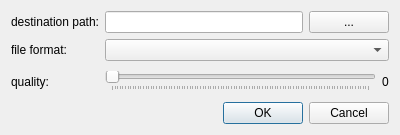
Old version of the form cexportdialog.ui in the repository birkeh/pictureConvert.
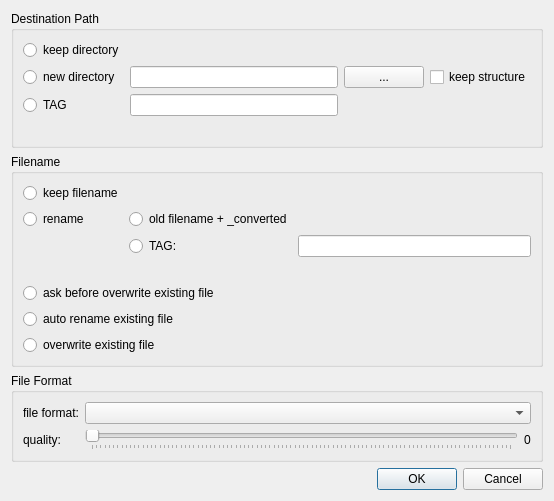
New version of the form.

The edit to the form file:
```diff
--- a/cexportdialog.ui
+++ b/cexportdialog.ui
@@ -6,47 +6,188 @@
    <rect>
     <x>0</x>
     <y>0</y>
-    <width>400</width>
-    <height>135</height>
+    <width>554</width>
+    <height>466</height>
    </rect>
   </property>
   <property name="windowTitle">
    <string>Dialog</string>
   </property>
+  <layout class="QGridLayout" name="gridLayout_6">
+   <item row="0" column="0">
+    <layout class="QVBoxLayout" name="verticalLayout">
+     <item>
+      <widget class="QGroupBox" name="groupBox">
+       <property name="title">
+        <string>Destination Path</string>
+       </property>
+       <layout class="QGridLayout" name="gridLayout_7">
+        <item row="0" column="0">
   <layout class="QGridLayout" name="gridLayout_2">
+          <item row="1" column="2">
+           <widget class="QPushButton" name="m_lpDestinationPathBrowse">
+            <property name="text">
+             <string>...</string>
+            </property>
+           </widget>
+          </item>
+          <item row="1" column="3">
+           <widget class="QCheckBox" name="m_lpKeepStructure">
+            <property name="text">
+             <string>keep structure</string>
+            </property>
+           </widget>
+          </item>
    <item row="0" column="0">
-    <layout class="QGridLayout" name="gridLayout" columnstretch="0,0">
+           <widget class="QRadioButton" name="m_lpKeepDirectory">
+            <property name="text">
+             <string>keep directory</string>
+            </property>
+            <attribute name="buttonGroup">
+             <string notr="true">m_lpDirectoryMethod</string>
+            </attribute>
+           </widget>
+          </item>
+          <item row="2" column="1">
+           <widget class="QLineEdit" name="m_lpDestinationPathTag"/>
+          </item>
      <item row="2" column="0">
-      <widget class="QLabel" name="label_3">
+           <widget class="QRadioButton" name="m_lpNewDirectoryTag">
        <property name="text">
-        <string>quality:</string>
-       </property>
+             <string>TAG</string>
+            </property>
+            <attribute name="buttonGroup">
+             <string notr="true">m_lpDirectoryMethod</string>
+            </attribute>
       </widget>
      </item>
      <item row="1" column="0">
-      <widget class="QLabel" name="label_2">
+           <widget class="QRadioButton" name="m_lpNewDirectory">
        <property name="text">
-        <string>file format:</string>
-       </property>
-       <property name="buddy">
-        <cstring>m_lpFileFormat</cstring>
-       </property>
+             <string>new directory</string>
+            </property>
+            <attribute name="buttonGroup">
+             <string notr="true">m_lpDirectoryMethod</string>
+            </attribute>
       </widget>
      </item>
      <item row="1" column="1">
-      <widget class="QComboBox" name="m_lpFileFormat"/>
-     </item>
+           <widget class="QLineEdit" name="m_lpDestinationPath"/>
+          </item>
+          <item row="3" column="1">
+           <widget class="QLabel" name="m_lpPathTagHelp">
+            <property name="text">
+             <string/>
+            </property>
+           </widget>
+          </item>
+         </layout>
+        </item>
+       </layout>
+      </widget>
+     </item>
+     <item>
+      <widget class="QGroupBox" name="groupBox_2">
+       <property name="title">
+        <string>Filename</string>
+       </property>
+       <layout class="QGridLayout" name="gridLayout_4">
      <item row="0" column="0">
-      <widget class="QLabel" name="label">
+         <layout class="QGridLayout" name="gridLayout_3">
+          <item row="7" column="0" colspan="3">
+           <widget class="QRadioButton" name="m_lpFileOverwrite">
        <property name="text">
-        <string>destination path:</string>
-       </property>
-       <property name="buddy">
-        <cstring>m_lpDestinationPath</cstring>
-       </property>
+             <string>overwrite existing file</string>
+            </property>
+            <attribute name="buttonGroup">
+             <string notr="true">m_lpFileOverwriteMethod</string>
+            </attribute>
       </widget>
      </item>
      <item row="2" column="1">
+           <widget class="QRadioButton" name="m_lpFilenameTag">
+            <property name="text">
+             <string>TAG:</string>
+            </property>
+            <attribute name="buttonGroup">
+             <string notr="true">m_lpFilenameAdd</string>
+            </attribute>
+           </widget>
+          </item>
+          <item row="1" column="1">
+           <widget class="QRadioButton" name="m_lpFilenamePlusConverted">
+            <property name="text">
+             <string>old filename + _converted</string>
+            </property>
+            <attribute name="buttonGroup">
+             <string notr="true">m_lpFilenameAdd</string>
+            </attribute>
+           </widget>
+          </item>
+          <item row="0" column="0">
+           <widget class="QRadioButton" name="m_lpKeepFilename">
+            <property name="text">
+             <string>keep filename</string>
+            </property>
+            <attribute name="buttonGroup">
+             <string notr="true">m_lpFilenameMethod</string>
+            </attribute>
+           </widget>
+          </item>
+          <item row="2" column="2">
+           <widget class="QLineEdit" name="m_lpFileTag"/>
+          </item>
+          <item row="6" column="0" colspan="3">
+           <widget class="QRadioButton" name="m_lpFileRename">
+            <property name="text">
+             <string>auto rename existing file</string>
+            </property>
+            <attribute name="buttonGroup">
+             <string notr="true">m_lpFileOverwriteMethod</string>
+            </attribute>
+           </widget>
+          </item>
+          <item row="5" column="0" colspan="3">
+           <widget class="QRadioButton" name="m_lpFileAsk">
+            <property name="text">
+             <string>ask before overwrite existing file</string>
+            </property>
+            <attribute name="buttonGroup">
+             <string notr="true">m_lpFileOverwriteMethod</string>
+            </attribute>
+           </widget>
+          </item>
+          <item row="3" column="2">
+           <widget class="QLabel" name="m_lpFileTagHelp">
+            <property name="text">
+             <string/>
+            </property>
+           </widget>
+          </item>
+          <item row="1" column="0">
+           <widget class="QRadioButton" name="m_lpNewFilename">
+            <property name="text">
+             <string>rename</string>
+            </property>
+            <attribute name="buttonGroup">
+             <string notr="true">m_lpFilenameMethod</string>
+            </attribute>
+           </widget>
+          </item>
+         </layout>
+        </item>
+       </layout>
+      </widget>
+     </item>
+     <item>
+      <widget class="QGroupBox" name="groupBox_3">
+       <property name="title">
+        <string>File Format</string>
+       </property>
+       <layout class="QGridLayout" name="gridLayout_5">
+        <item row="0" column="0">
+         <layout class="QGridLayout" name="gridLayout" columnstretch="0,0">
+          <item row="1" column="1">
       <layout class="QHBoxLayout" name="horizontalLayout_2">
        <item>
         <widget class="QSlider" name="m_lpQuality">
@@ -70,23 +211,32 @@
        </item>
       </layout>
      </item>
+          <item row="0" column="0">
+           <widget class="QLabel" name="label_2">
+            <property name="text">
+             <string>file format:</string>
+            </property>
+            <property name="buddy">
+             <cstring>m_lpFileFormat</cstring>
+            </property>
+           </widget>
+          </item>
      <item row="0" column="1">
-      <layout class="QHBoxLayout" name="horizontalLayout_3" stretch="0,0">
-       <item>
-        <widget class="QLineEdit" name="m_lpDestinationPath"/>
-       </item>
-       <item>
-        <widget class="QPushButton" name="m_lpDestinationPathBrowse">
+           <widget class="QComboBox" name="m_lpFileFormat"/>
+          </item>
+          <item row="1" column="0">
+           <widget class="QLabel" name="label_3">
          <property name="text">
-          <string>...</string>
+             <string>quality:</string>
          </property>
         </widget>
        </item>
       </layout>
      </item>
     </layout>
-   </item>
-   <item row="1" column="0">
+      </widget>
+     </item>
+     <item>
     <widget class="QDialogButtonBox" name="buttonBox">
      <property name="orientation">
       <enum>Qt::Horizontal</enum>
@@ -97,6 +247,8 @@
     </widget>
    </item>
   </layout>
+   </item>
+  </layout>
  </widget>
  <resources/>
  <connections>
```
Left out of the diff: 6 changed lines with no effect on the pictures. Lines whose indentation alone changed are shown as unchanged.
